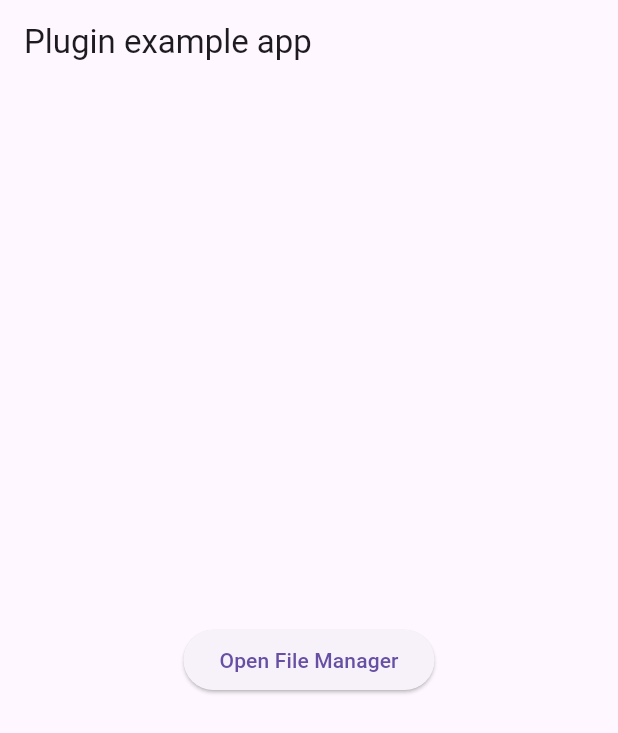
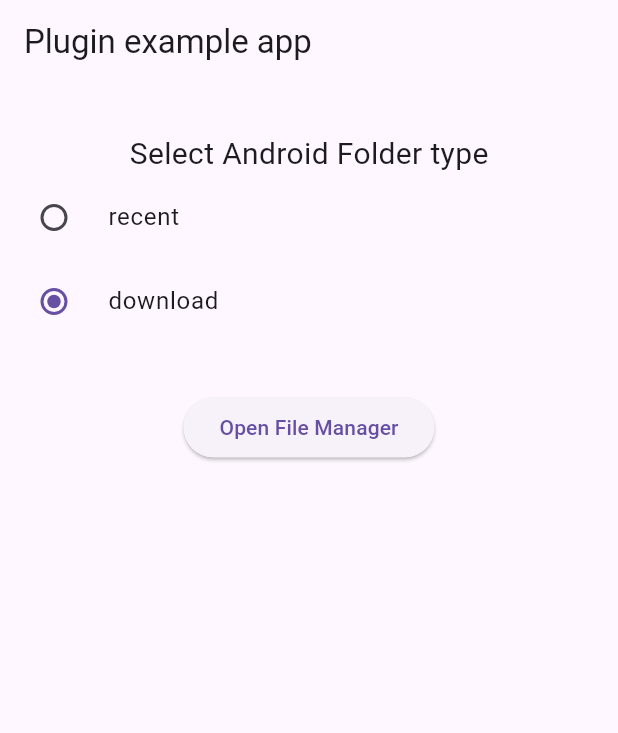
Before and after one commit to nayanAubie/open_file_manager, a Flutter app: the screen it shows after launch, after a tap on "Open File Manager", on a phone screen of 412 x 824 dp. Shown: the top 733 px of the screen. Run offline on Flutter 3.47's test engine with Material 3 defaults, Android fonts, the phone set to English and light mode, and no system bars; our stand-ins replace plugin_platform_interface.

Commit message:
Added support of opening `Recent` folder in `Android` and any `sub-folder` inside app's document in `iOS`

```diff
--- a/example/lib/main.dart
+++ b/example/lib/main.dart
@@ -1,3 +1,5 @@
+import 'dart:io';
+
 import 'package:flutter/material.dart';
 import 'package:open_file_manager/open_file_manager.dart';
 
@@ -13,6 +15,10 @@ class MyApp extends StatefulWidget {
 }
 
 class _MyAppState extends State<MyApp> {
+  final _androidFolderTypes = [FolderType.recent, FolderType.download];
+  var _selectedFolderType = FolderType.download;
+  final _subFolderPathCtrl = TextEditingController();
+
   @override
   Widget build(BuildContext context) {
     return MaterialApp(
@@ -21,13 +27,61 @@ class _MyAppState extends State<MyApp> {
         appBar: AppBar(
           title: const Text('Plugin example app'),
         ),
-        body: Center(
-          child: ElevatedButton(
-            onPressed: () {
-              openFileManager();
-            },
-            child: const Text('Open File Manager'),
-          ),
+        body: Column(
+          children: [
+            const SizedBox(height: 32),
+            if (Platform.isAndroid) ...[
+              const Text(
+                'Select Android Folder type',
+                style: TextStyle(fontSize: 20),
+              ),
+              ListView.builder(
+                itemCount: _androidFolderTypes.length,
+                shrinkWrap: true,
+                physics: const NeverScrollableScrollPhysics(),
+                itemBuilder: (context, i) => RadioListTile<FolderType>(
+                  value: _androidFolderTypes[i],
+                  groupValue: _selectedFolderType,
+                  title: Text(_androidFolderTypes[i].name),
+                  onChanged: (folderType) {
+                    if (folderType != null &&
+                        folderType != _selectedFolderType) {
+                      setState(() => _selectedFolderType = folderType);
+                    }
+                  },
+                ),
+              ),
+            ],
+            if (Platform.isIOS) ...[
+              const Text(
+                'Write iOS sub-folder path',
+                style: TextStyle(fontSize: 20),
+              ),
+              Padding(
+                padding: const EdgeInsets.symmetric(horizontal: 16),
+                child: TextFormField(
+                  controller: _subFolderPathCtrl,
+                  decoration: const InputDecoration(
+                    hintText: 'Sub folder path (Optional)',
+                  ),
+                ),
+              ),
+            ],
+            const SizedBox(height: 32),
+            ElevatedButton(
+              onPressed: () {
+                openFileManager(
+                  androidConfig: AndroidConfig(
+                    folderType: _selectedFolderType,
+                  ),
+                  iosConfig: IosConfig(
+                    subFolderPath: _subFolderPathCtrl.text.trim(),
+                  ),
+                );
+              },
+              child: const Text('Open File Manager'),
+            ),
+          ],
         ),
       ),
     );
--- a/example/pubspec.yaml
+++ b/example/pubspec.yaml
@@ -6,7 +6,7 @@ description: Demonstrates how to use the open_file_manager plugin.
 publish_to: 'none' # Remove this line if you wish to publish to pub.dev
 
 environment:
-  sdk: '>=2.18.2 <3.0.0'
+  sdk: '>=3.1.0 <4.0.0'
 
 # Dependencies specify other packages that your package needs in order to work.
 # To automatically upgrade your package dependencies to the latest versions
--- /dev/null
+++ b/lib/config.dart
@@ -0,0 +1,15 @@
+part of 'open_file_manager.dart';
+
+final class AndroidConfig {
+  final FolderType folderType;
+
+  AndroidConfig({required this.folderType});
+}
+
+final class IosConfig {
+  final String subFolderPath;
+
+  IosConfig({required this.subFolderPath});
+}
+
+enum FolderType { recent, download }
--- a/lib/open_file_manager.dart
+++ b/lib/open_file_manager.dart
@@ -1,5 +1,15 @@
+library open_file_manager;
+
 import 'open_file_manager_platform_interface.dart';
 
-Future<bool> openFileManager() {
-  return OpenFileManagerPlatform.instance.openFileManager();
+part 'config.dart';
+
+Future<bool> openFileManager({
+  AndroidConfig? androidConfig,
+  IosConfig? iosConfig,
+}) {
+  return OpenFileManagerPlatform.instance.openFileManager(
+    androidConfig: androidConfig,
+    iosConfig: iosConfig,
+  );
 }
--- a/lib/open_file_manager_method_channel.dart
+++ b/lib/open_file_manager_method_channel.dart
@@ -1,6 +1,9 @@
+import 'dart:io';
+
 import 'package:flutter/foundation.dart';
 import 'package:flutter/services.dart';
 
+import 'open_file_manager.dart';
 import 'open_file_manager_platform_interface.dart';
 
 /// An implementation of [OpenFileManagerPlatform] that uses method channels.
@@ -10,8 +13,18 @@ class MethodChannelOpenFileManager extends OpenFileManagerPlatform {
   final methodChannel = const MethodChannel('open_file_manager');
 
   @override
-  Future<bool> openFileManager() async {
-    final version = await methodChannel.invokeMethod<bool?>('openFileManager');
+  Future<bool> openFileManager({
+    AndroidConfig? androidConfig,
+    IosConfig? iosConfig,
+  }) async {
+    final data = <String, dynamic>{};
+    if (Platform.isAndroid && androidConfig != null) {
+      data['folderType'] = androidConfig.folderType.name;
+    } else if (Platform.isIOS && iosConfig != null) {
+      data['subFolderPath'] = iosConfig.subFolderPath;
+    }
+    final version =
+        await methodChannel.invokeMethod<bool?>('openFileManager', data);
     return version ?? false;
   }
 }
```
Also changed, not shown: lib/open_file_manager_platform_interface.dart (+6 -2 lines), pubspec.yaml (+4 -3 lines), example/pubspec.lock, 10 other files.
